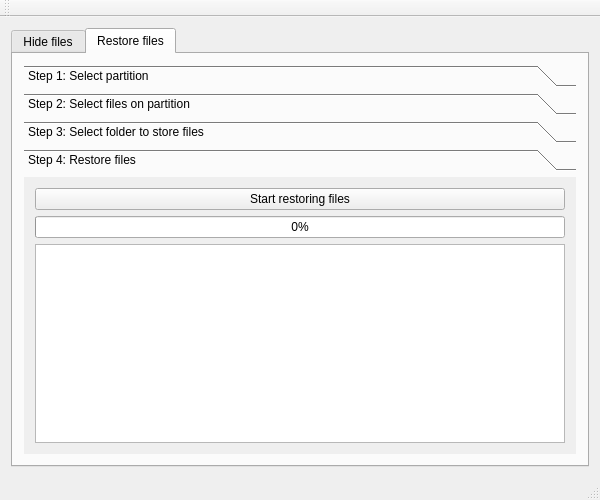
The window that gui/HideMeFatty/mainwindow.ui (stryku/HideMeFatty) describes before a commit, drawn with Qt 5.
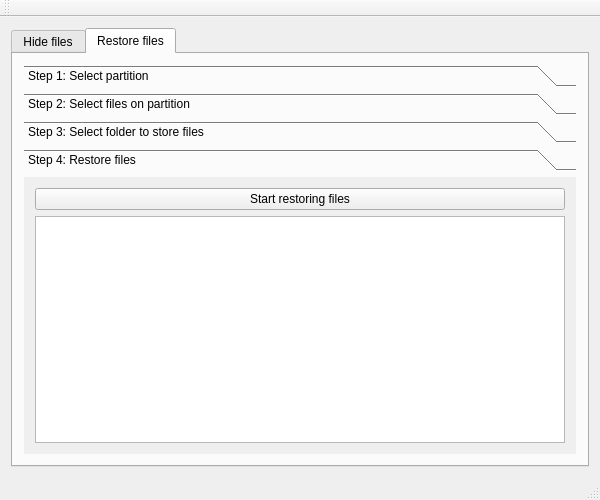
The same window after the commit.

Commit message: deleted progredd bars

What changed in the file:
```diff
--- a/gui/HideMeFatty/mainwindow.ui
+++ b/gui/HideMeFatty/mainwindow.ui
@@ -341,13 +341,6 @@
            </attribute>
            <layout class="QGridLayout" name="gridLayout_6">
             <item row="2" column="0">
-             <widget class="QProgressBar" name="progressBarRestore">
-              <property name="value">
-               <number>0</number>
-              </property>
-             </widget>
-            </item>
-            <item row="3" column="0">
              <widget class="QTreeView" name="treeViewRestoreTasks"/>
             </item>
             <item row="1" column="0">
```
Left out of the diff: 7 changed lines with no effect on the pictures. The commit also changes 2 other files.
